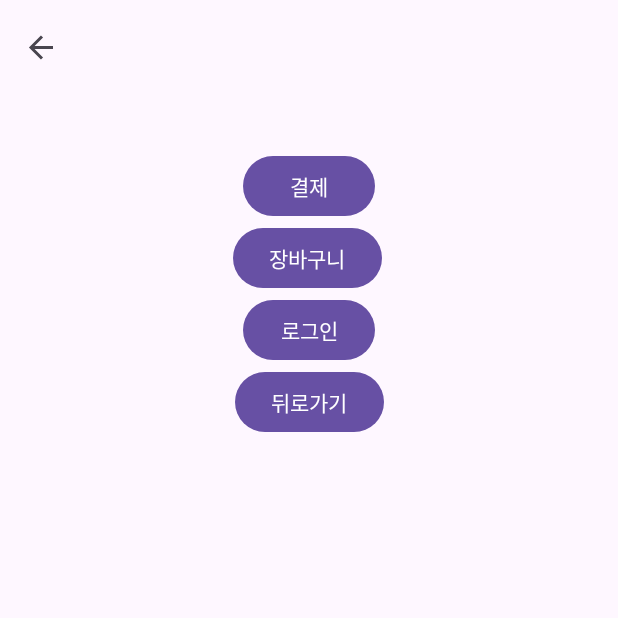
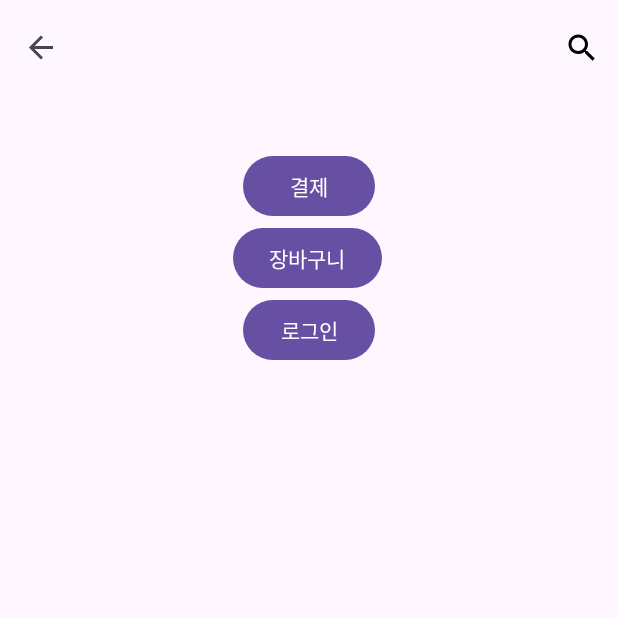
Before and after one commit to space8033/Team5AndroidProject, an Android app: the DetailFragment screen opened through its navigation route, on a phone screen of 412 x 824 dp, the top half of it. Run offline under Robolectric (Android 15) with nearby library versions, the phone set to English and light mode, and no system bars; our stand-ins replace navigation-ui.

Commit message:
Toolbar(Topbar) 상품상세 추가

```diff
--- a/app/src/main/java/com/example/team5androidproject/ui/DetailFragment.java
+++ b/app/src/main/java/com/example/team5androidproject/ui/DetailFragment.java
@@ -4,11 +4,16 @@
 
 import androidx.annotation.NonNull;
 import androidx.annotation.Nullable;
+import androidx.core.view.MenuProvider;
 import androidx.fragment.app.Fragment;
+import androidx.lifecycle.Lifecycle;
 import androidx.navigation.NavController;
 import androidx.navigation.fragment.NavHostFragment;
 
 import android.view.LayoutInflater;
+import android.view.Menu;
+import android.view.MenuInflater;
+import android.view.MenuItem;
 import android.view.View;
 import android.view.ViewGroup;
 
@@ -32,16 +37,31 @@
         initBtnOrder();
         initBtnCart();
         initBtnLogin();
-        initBtnBack();
+
+        initMenu();
 
         return binding.getRoot();
     }
 
-    private void initBtnBack() {
-        binding.btnBack.setOnClickListener(v -> {
-            navController.popBackStack();
-        });
+    private void initMenu() {
+        MenuProvider menuProvider = new MenuProvider() {
+            @Override
+            public void onCreateMenu(@NonNull Menu menu, @NonNull MenuInflater menuInflater) {
+                menuInflater.inflate(R.menu.detail_fragment,menu);
+            }
+
+            @Override
+            public boolean onMenuItemSelected(@NonNull MenuItem menuItem) {
+                if(menuItem.getItemId() == R.id.dest_search){
+                    navController.navigate(R.id.action_dest_detail_to_dest_search);
+                    return true;
+                }
+                return false;
+            }
+        };
+        getActivity().addMenuProvider(menuProvider,getViewLifecycleOwner(), Lifecycle.State.RESUMED);
     }
+
 
     private void initBtnLogin() {
         binding.btnLogin.setOnClickListener(v->{
--- a/app/src/main/res/layout/fragment_detail.xml
+++ b/app/src/main/res/layout/fragment_detail.xml
@@ -47,13 +47,4 @@
         app:layout_constraintStart_toStartOf="parent"
         app:layout_constraintTop_toBottomOf="@+id/btn_cart" />
 
-    <Button
-        android:id="@+id/btn_back"
-        android:layout_width="wrap_content"
-        android:layout_height="wrap_content"
-        android:text="뒤로가기"
-        app:layout_constraintEnd_toEndOf="parent"
-        app:layout_constraintStart_toStartOf="parent"
-        app:layout_constraintTop_toBottomOf="@+id/btn_login" />
-
 </androidx.constraintlayout.widget.ConstraintLayout>
--- /dev/null
+++ b/app/src/main/res/menu/detail_fragment.xml
@@ -0,0 +1,11 @@
+<?xml version="1.0" encoding="utf-8"?>
+<menu xmlns:android="http://schemas.android.com/apk/res/android"
+    xmlns:app="http://schemas.android.com/apk/res-auto">
+    <item
+        android:id="@+id/dest_search"
+        android:layout_width="wrap_content"
+        android:layout_height="wrap_content"
+        app:showAsAction="always"
+        android:icon="@drawable/ic_search_black_24dp"
+        android:title="Search" />
+</menu>
--- a/app/src/main/res/navigation/nav_graph.xml
+++ b/app/src/main/res/navigation/nav_graph.xml
@@ -69,6 +69,9 @@
         <action
             android:id="@+id/action_dest_detail_to_dest_login"
             app:destination="@id/dest_login" />
+        <action
+            android:id="@+id/action_dest_detail_to_dest_search"
+            app:destination="@id/dest_search" />
     </fragment>
     <fragment
         android:id="@+id/dest_order"
```
